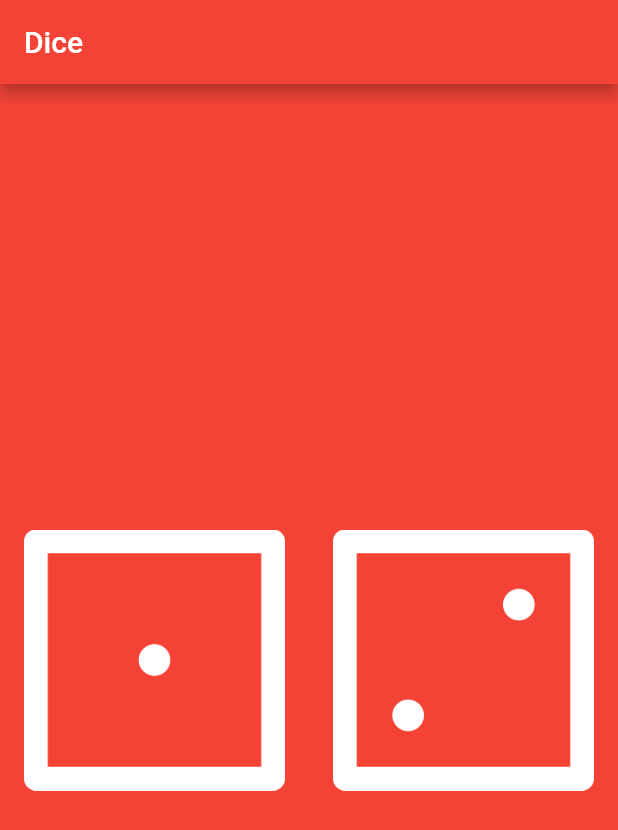
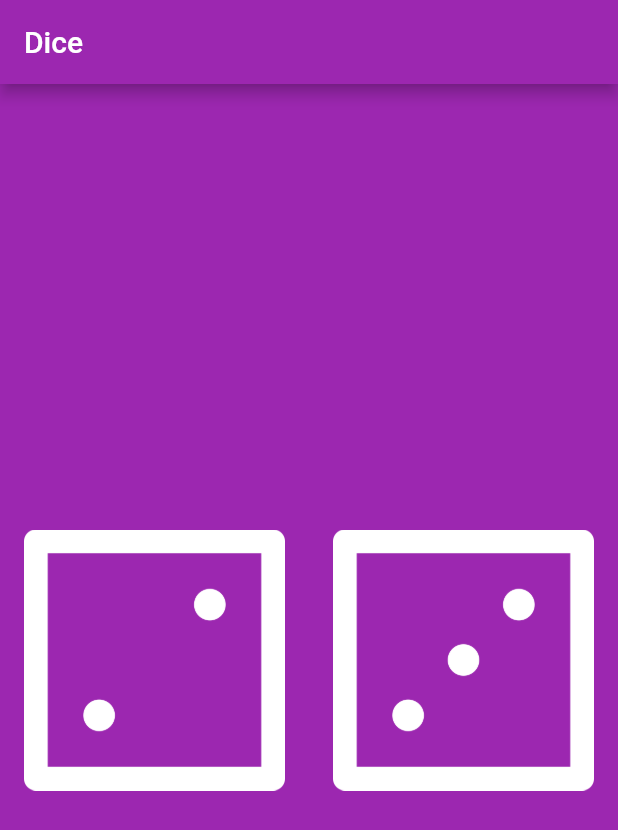
Before and after one commit to ArkhamKoder/dice_flutter, a Flutter app: the screen it shows after launch, on a phone screen of 412 x 824 dp. Shown: the top 830 px of the screen. Run offline on Flutter 3.47's test engine with Material 2 defaults, Android fonts, the light colour scheme and no system bars.

Commit message:
First commit 2023 decleared variables leftDiceNumber and rightDiceNumber

```diff
--- a/lib/main.dart
+++ b/lib/main.dart
@@ -4,10 +4,10 @@ void main() {
   return runApp(
     MaterialApp(
       home: Scaffold(
-        backgroundColor: Colors.red,
+        backgroundColor: Colors.purple,
         appBar: AppBar(
           title: const Text('Dice'),
-          backgroundColor: Colors.red,
+          backgroundColor: Colors.purple,
         ),
         body: const DicePage(),
       ),
@@ -17,17 +17,22 @@ void main() {
 
 class DicePage extends StatelessWidget {
   const DicePage({super.key});
-
   @override
   Widget build(BuildContext context) {
+    var leftDiceNumber = 2;
+    var rightDiceNumber = 3;
     return Center(
       child: Row(
         children: [
           Expanded(
-            child: MaterialButton(onPressed: null ,child: Image.asset('images/dice1.png')),
+            child: MaterialButton(
+                onPressed: null,
+                child: Image.asset('images/dice$leftDiceNumber.png')),
           ),
           Expanded(
-            child: MaterialButton(onPressed: null, child: Image.asset("images/dice2.png")),
+            child: MaterialButton(
+                onPressed: null,
+                child: Image.asset("images/dice$rightDiceNumber.png")),
           )
         ],
       ),
```
